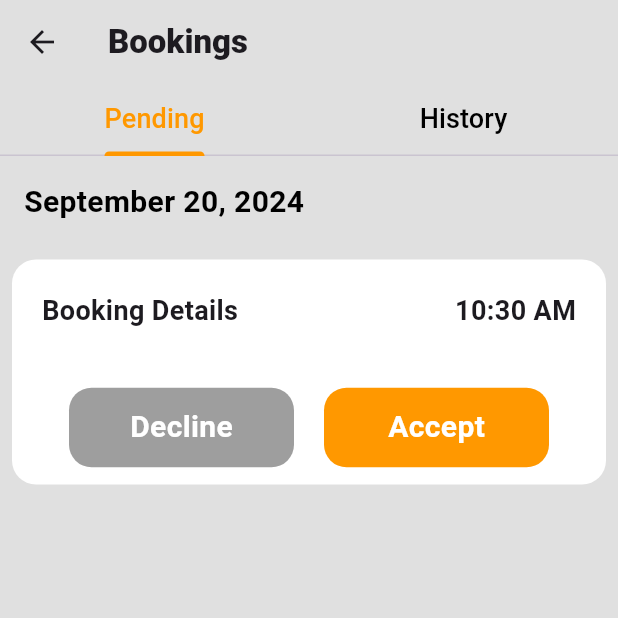
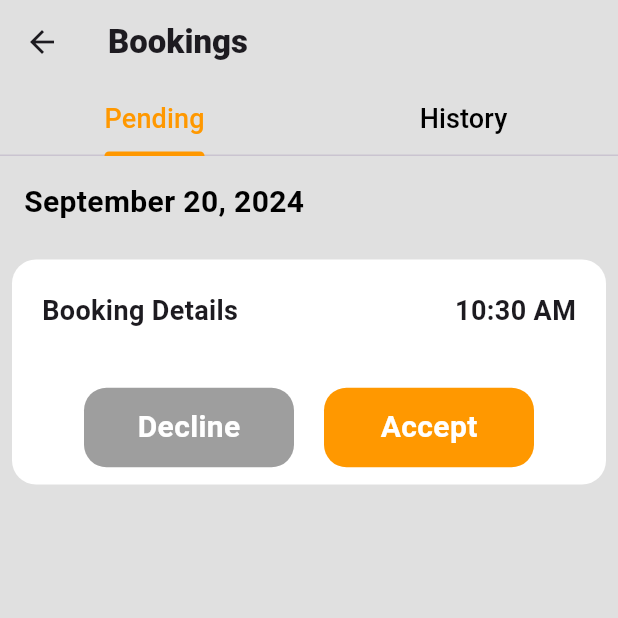
Before and after one commit to TechPyllars2024/AutoCareAutomotive, a Flutter app: the AutomotiveBookingScreen screen opened directly, on a phone screen of 412 x 824 dp, the top half of it. Run offline on Flutter 3.47's test engine with Material 3 defaults, Android fonts, the phone set to English and light mode, and no system bars; our stand-ins replace carousel_slider, cloud_firestore, curved_navigation_bar, file_picker, firebase_auth, firebase_core and 6 more; missing offline and left inert: flutter_pannable_rating_bar; accounts and stored records are empty.

Commit message:
feature-booking_management:updated the size of the booking button

```diff
--- a/lib/Booking Mangement/widgets/bookingButton.dart
+++ b/lib/Booking Mangement/widgets/bookingButton.dart
@@ -12,8 +12,8 @@ class BookingButton extends StatelessWidget {
     this.onTap, // Optional onTap callback
     required this.text,
     this.color = Colors.orange,
-    this.padding = 20.0,
-    this.width = 150.0, // Default width value
+    this.padding = 15.0,
+    this.width = 140.0, // Default width value
   });
 
   @override
```
